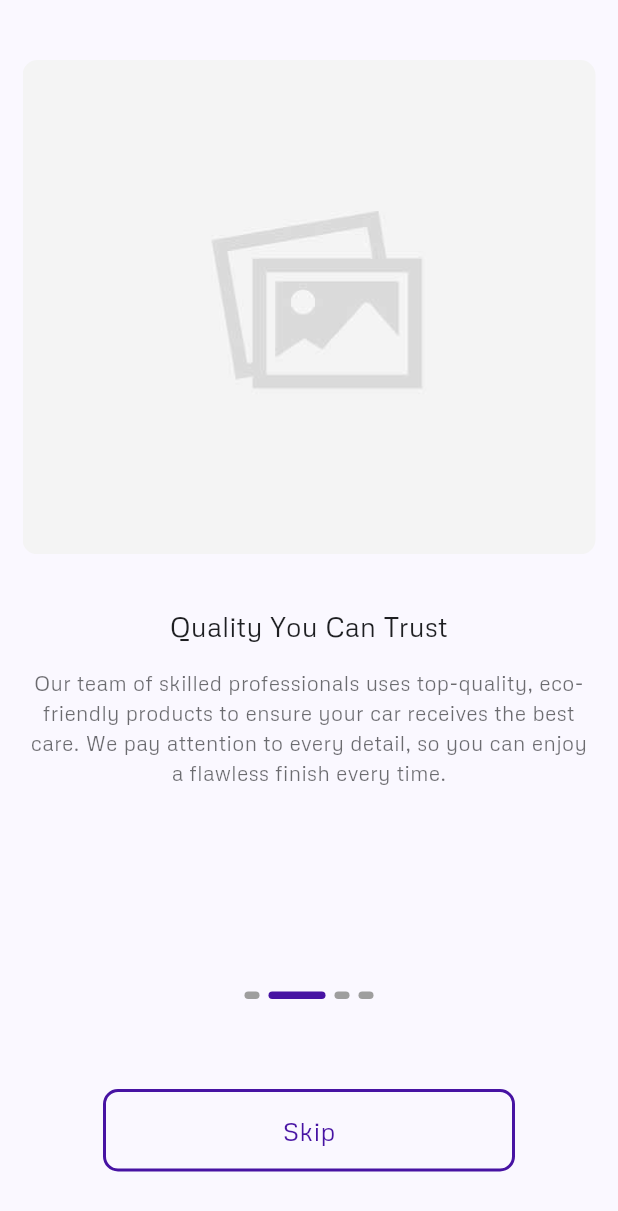
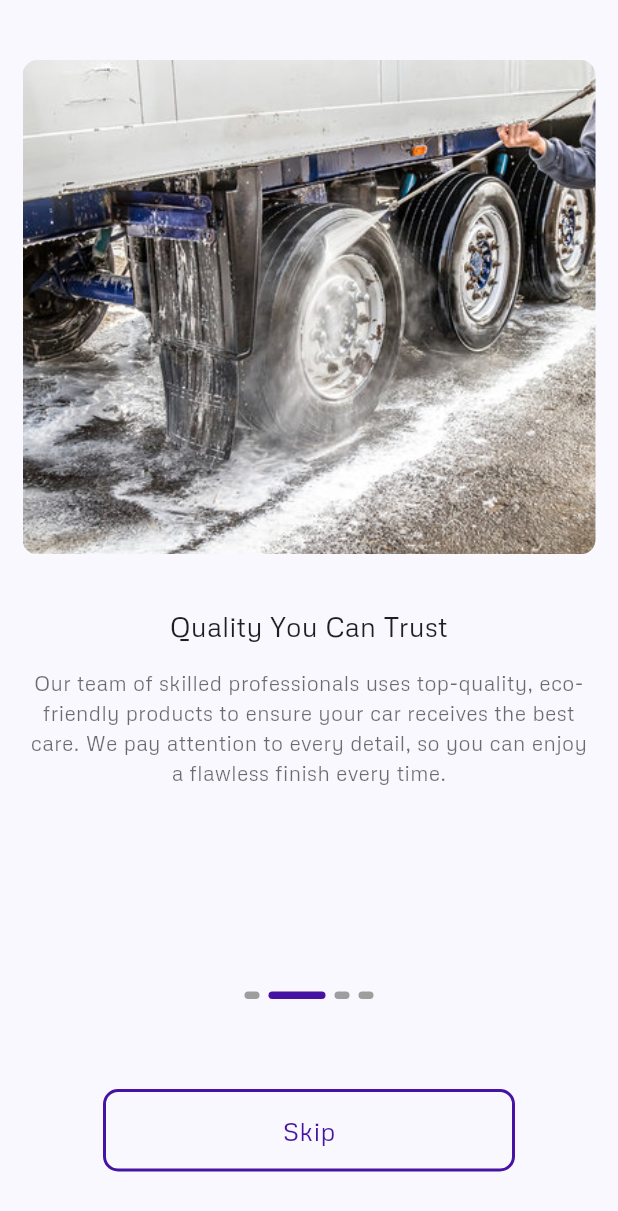
Before and after one commit to Saliim242/E-Car-Wash-Mobile-Application, a Flutter app: the screen it shows after launch, swiped to page 2, on a phone screen of 412 x 824 dp. Shown: the top 1211 px of the screen. Run offline on Flutter 3.47's test engine with Material 3 defaults, Android fonts, the phone set to English and light mode, and no system bars; drawn by our look-alikes of smooth_page_indicator; our stand-ins replace after_layout, animate_do, auto_size_text, cached_network_image, flutter_rating_bar, fluttertoast and 17 more; missing offline and left inert: coupon_uikit.

```diff
--- a/lib/app/modules/onboarding/controllers/onboarding_controller.dart
+++ b/lib/app/modules/onboarding/controllers/onboarding_controller.dart
@@ -17,22 +17,22 @@ class OnboardingController extends GetxController {
     OnBoardingModel(
       title: BAllTexts.onBoardingTitle1,
       subTitle: BAllTexts.onBoardingSubTitle1,
-      img: BAllImages.placeHolder,
+      img: BAllImages.onBoardingImage1,
     ),
     OnBoardingModel(
       title: BAllTexts.onBoardingTitle2,
       subTitle: BAllTexts.onBoardingSubTitle2,
-      img: BAllImages.placeHolder,
+      img: BAllImages.onBoardingImage2,
     ),
     OnBoardingModel(
       title: BAllTexts.onBoardingTitle3,
       subTitle: BAllTexts.onBoardingSubTitle3,
-      img: BAllImages.placeHolder,
+      img: BAllImages.onBoardingImage3,
     ),
     OnBoardingModel(
       title: BAllTexts.onBoardingTitle4,
       subTitle: BAllTexts.onBoardingSubTitle4,
-      img: BAllImages.placeHolder,
+      img: BAllImages.onBoardingImage4,
     ),
   ];
 
--- a/lib/utils/constants/all_images_string.dart
+++ b/lib/utils/constants/all_images_string.dart
@@ -2,9 +2,9 @@ class BAllImages {
   BAllImages._();
   // 01 -- Onboarding Images Const
 
-  static const String onBoardingImage1 = "assets/onboarding/01img.jpg";
-  static const String onBoardingImage2 = "assets/onboarding/02img.jpg";
-  static const String onBoardingImage3 = "assets/onboarding/03img.jpg";
-  static const String onBoardingImage4 = "assets/onboarding/04img.jpg";
+  static const String onBoardingImage1 = "assets/onboarding/01.jpg";
+  static const String onBoardingImage2 = "assets/onboarding/02.jpg";
+  static const String onBoardingImage3 = "assets/onboarding/03.jpg";
+  static const String onBoardingImage4 = "assets/onboarding/04.jpg";
   static const String placeHolder = "assets/onboarding/placeHolder.jpg";
 }
```
Also changed, not shown: assets/onboarding/01.jpg (added), assets/onboarding/02.jpg (added), assets/onboarding/03.jpg (added), assets/onboarding/04.jpg (added).
